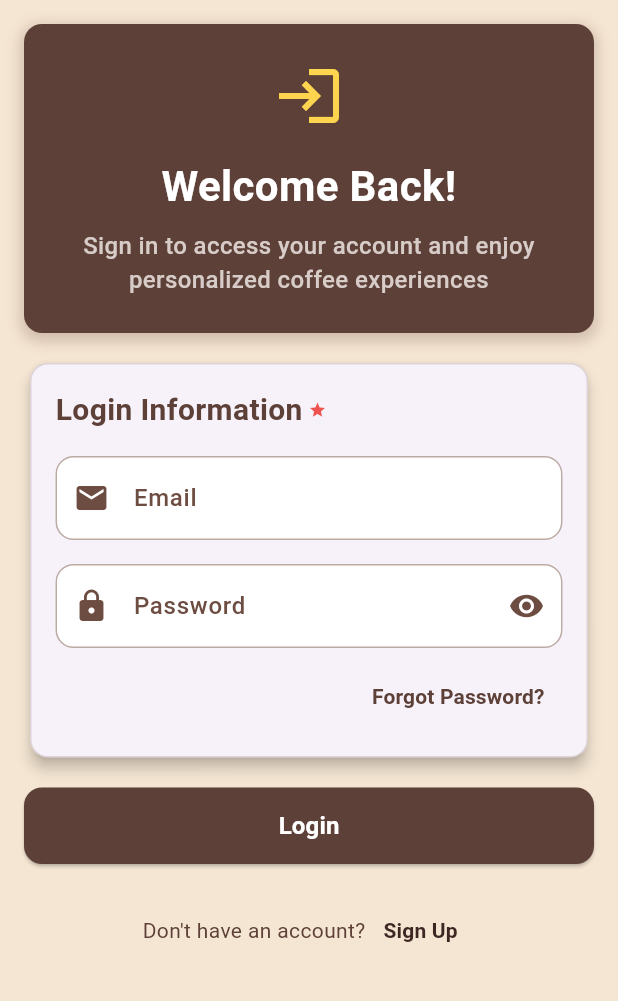
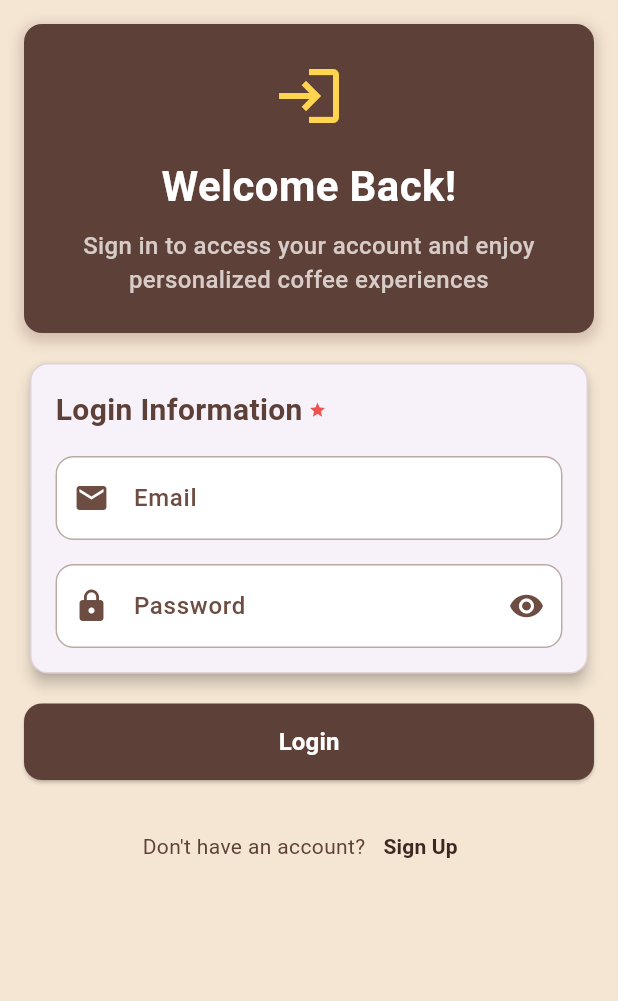
Before and after one commit to nathanG2129/CafeConnect, a Flutter app: the LoginPage screen opened by its route, on a phone screen of 412 x 824 dp, the part 84-1085 px from its top. Run offline on Flutter 3.47's test engine with Material 3 defaults, Android fonts, the phone set to English and light mode, and no system bars; our stand-ins replace cloud_firestore, firebase_auth, firebase_core, get_storage; accounts and stored records are empty; generated files the repository leaves out were written again.

Commit message:
Remove 'Forgot Password?' functionality from LoginForm

```diff
--- a/lib/pages/auth/login_page.dart
+++ b/lib/pages/auth/login_page.dart
@@ -202,28 +202,6 @@ class _LoginFormState extends State<LoginForm> {
                             ),
                           ),
                         ],
-                        const SizedBox(height: 8),
-                        Align(
-                          alignment: Alignment.centerRight,
-                          child: TextButton(
-                            onPressed: () {
-                              // Implement forgot password functionality
-                              ScaffoldMessenger.of(context).showSnackBar(
-                                const SnackBar(
-                                  content: Text('Forgot password functionality coming soon'),
-                                  backgroundColor: Colors.amber,
-                                ),
-                              );
-                            },
-                            child: Text(
-                              'Forgot Password?',
-                              style: TextStyle(
-                                color: Colors.brown[700],
-                                fontWeight: FontWeight.bold,
-                              ),
-                            ),
-                          ),
-                        ),
                       ],
                     ),
                   ),
```
Also changed, not shown: pubspec.lock.
